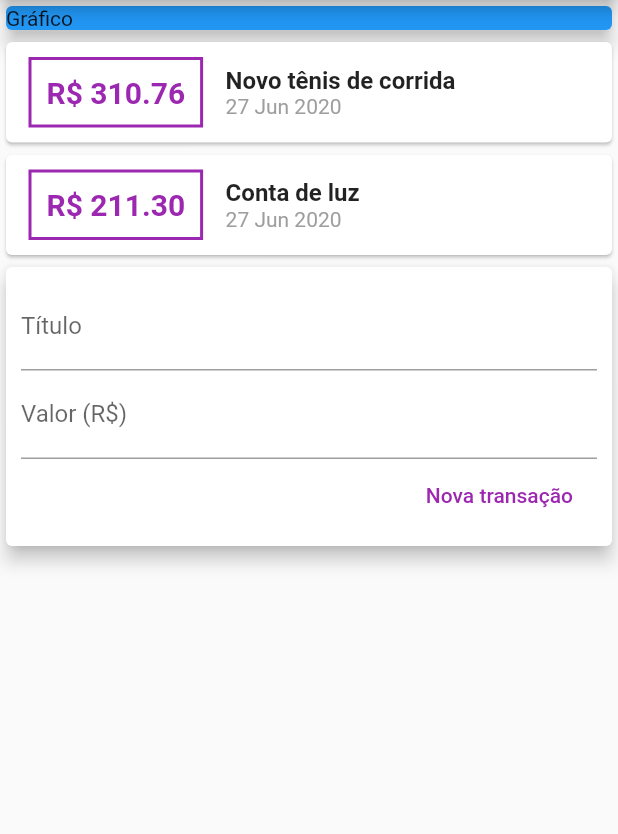
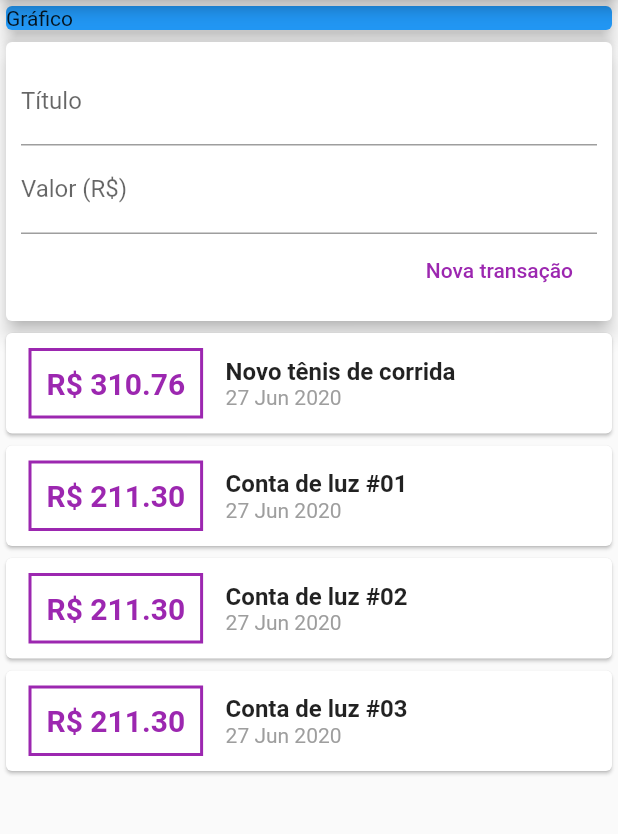
Before and after one commit to brthema072/despesas_pessoais, a Flutter app: the screen it shows after launch, after a tap on "Nova transação", on a phone screen of 412 x 824 dp, the part 84-918 px from its top. Run offline on Flutter 3.47's test engine with Material 2 defaults, Android fonts, the phone set to English and light mode, and no system bars.

Commit message:
adicionando entrada de novos dados e otimizando a lista com ListView.builder

```diff
--- a/lib/components/transaction_form.dart
+++ b/lib/components/transaction_form.dart
@@ -4,6 +4,10 @@ class TransactionForm extends StatelessWidget {
 
   final titleController = TextEditingController();
   final valueController = TextEditingController();
+
+  final void Function(String, double) onSubmit;
+
+  TransactionForm(this.onSubmit);
 
   @override
   Widget build(BuildContext context) {
@@ -32,8 +36,10 @@ class TransactionForm extends StatelessWidget {
                   child: Text('Nova transação'),
                   textColor: Colors.purple,
                   onPressed: (){
-                    print(titleController.text);
-                    print(valueController.text);
+                    final title = titleController.text;
+                    final value = double.tryParse(valueController.text) ?? 0.0;
+
+                    onSubmit(title, value);
                   },
                 ),
               ],
--- a/lib/components/transaction_list.dart
+++ b/lib/components/transaction_list.dart
@@ -10,8 +10,12 @@ class TransactionList extends StatelessWidget {
 
   @override
   Widget build(BuildContext context) {
-    return Column(
-      children: transactions.map((tr){
+    return Container(
+      height: 300,
+      child: ListView.builder(
+        itemCount: transactions.length,
+        itemBuilder: (ctx, index){
+          final tr = transactions[index];
           return Card(
             child: Row(
               children: <Widget>[
@@ -57,7 +61,8 @@ class TransactionList extends StatelessWidget {
               ],
             ),
           );
-      }).toList(),
+        },
+      ),
     );
   }
 }
--- a/lib/components/transaction_user.dart
+++ b/lib/components/transaction_user.dart
@@ -1,3 +1,5 @@
+import 'dart:math';
+
 import 'package:flutter/material.dart';
 import 'transaction_form.dart';
 import 'transaction_list.dart';
@@ -18,19 +20,50 @@ class _TransactionUserState extends State<TransactionUser>{
       date: DateTime.now(),
     ),
     Transaction(
-      id: 't2',
-      title: 'Conta de luz',
+      id: 't20',
+      title: 'Conta de luz #01',
+      value: 211.30,
+      date: DateTime.now(),
+    ),
+    Transaction(
+      id: 't3',
+      title: 'Conta de luz #02',
+      value: 211.30,
+      date: DateTime.now(),
+    ),
+    Transaction(
+      id: 't4',
+      title: 'Conta de luz #03',
+      value: 211.30,
+      date: DateTime.now(),
+    ),
+    Transaction(
+      id: 't5',
+      title: 'Conta de luz #04',
       value: 211.30,
       date: DateTime.now(),
     ),
   ];
 
+  _addTransaction(String title, double value){
+    final newTransaction = Transaction(
+      id: Random().nextDouble().toString(),
+      title: title,
+      value: value,
+      date: DateTime.now(),
+    );
+
+    setState(() {
+      _transactions.add(newTransaction);
+    });
+  }
+
   @override
   Widget build(BuildContext context) {
     return Column(
       children: <Widget>[
+        TransactionForm(_addTransaction),
         TransactionList(_transactions),
-        TransactionForm()
       ],
     );
   }
--- a/lib/main.dart
+++ b/lib/main.dart
@@ -21,7 +21,8 @@ class MyHomePage extends StatelessWidget {
       appBar: AppBar(
         title: Text('Despesas Pessoais')
       ),
-      body: Column(
+      body: SingleChildScrollView(
+              child: Column(
           crossAxisAlignment: CrossAxisAlignment.stretch,
           children: <Widget>[
             Container(
@@ -34,6 +35,7 @@ class MyHomePage extends StatelessWidget {
             TransactionUser()
           ],
         ),
+      ),
     );
   }
 }
```
Lines whose indentation alone changed are shown as unchanged.
